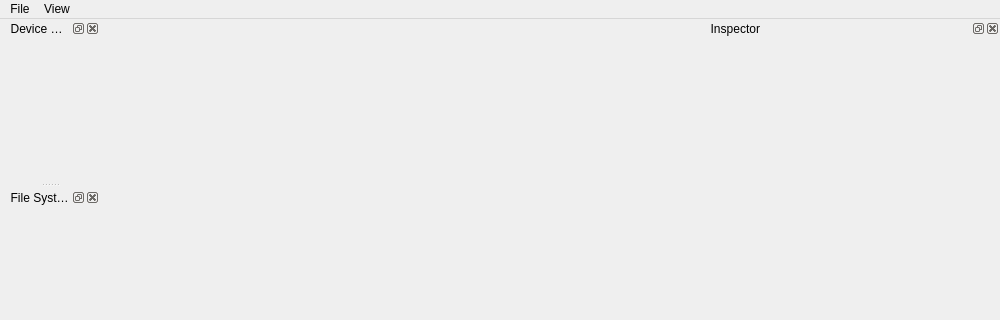
This is tools/debug/UI/MainWindow.ui in TrickPlay/Trickplay as Qt 5 draws it before an edit; both pictures show x 0 to 1000 and y 0 to 320 of the 1000 by 834 pixel window. The edited form follows.
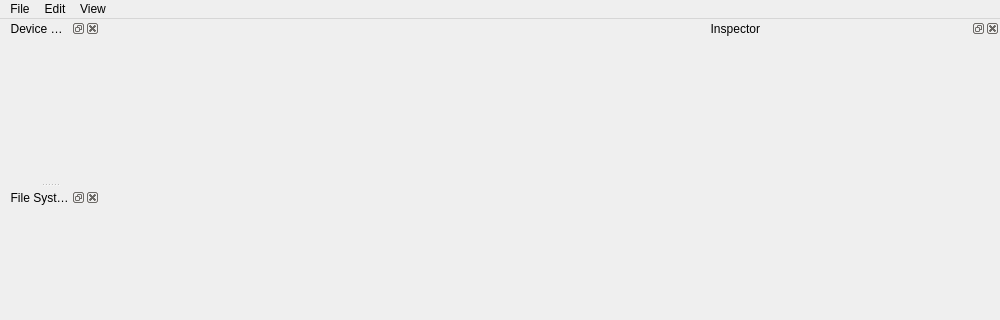
This is the edited form.

Commit message: [debugger] added main menu items

Diff of the .ui file:
```diff
--- a/tools/debug/UI/MainWindow.ui
+++ b/tools/debug/UI/MainWindow.ui
@@ -47,7 +47,18 @@
      <string>View</string>
     </property>
    </widget>
+   <widget class="QMenu" name="menuEdit">
+    <property name="title">
+     <string>Edit</string>
+    </property>
+    <addaction name="action_Cut"/>
+    <addaction name="action_Copy"/>
+    <addaction name="action_Paste"/>
+    <addaction name="action_Delete"/>
+    <addaction name="actionSelect_All"/>
+   </widget>
    <addaction name="menuFile"/>
+   <addaction name="menuEdit"/>
    <addaction name="menuView"/>
   </widget>
   <widget class="QDockWidget" name="InspectorDock">
```
Left out of the diff: 61 changed lines with no effect on the pictures. The commit also changes 6 other files.
